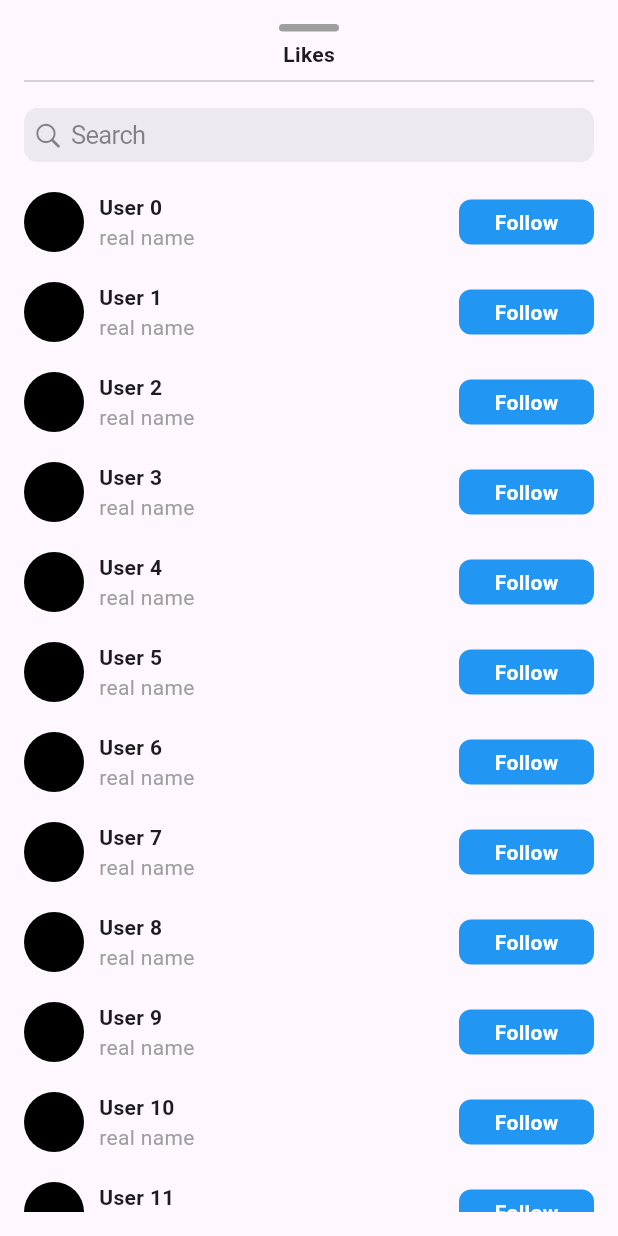
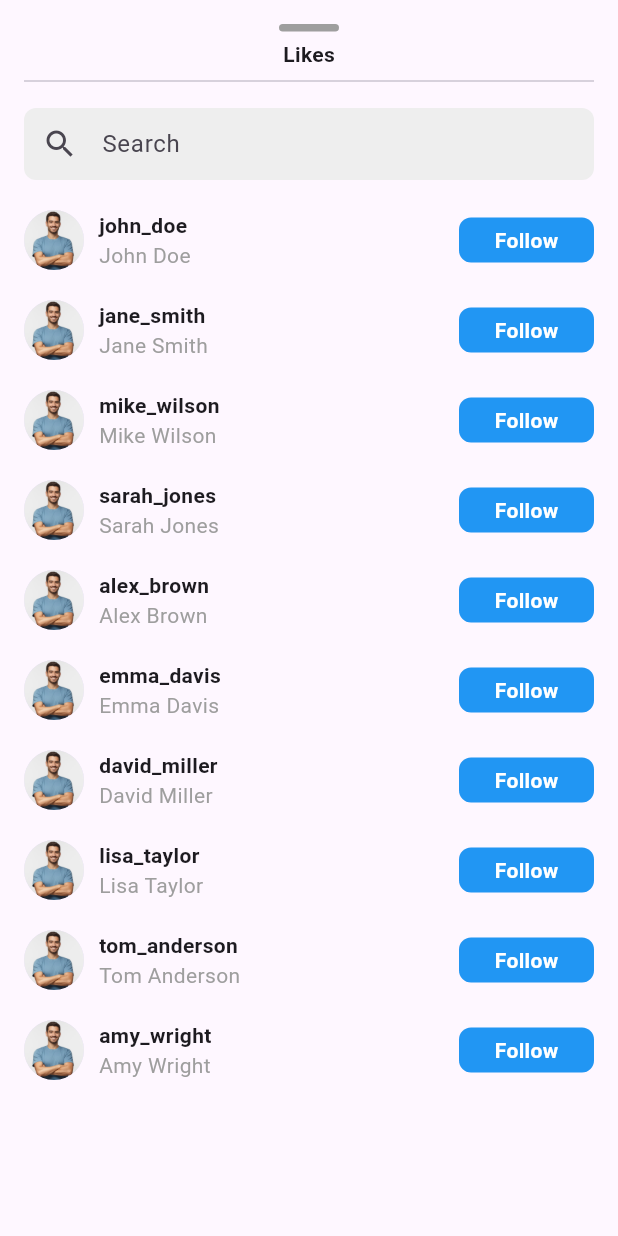
Before and after one commit to kyletaylor94/Instapp-Flutter-, a Flutter app: the WhoLikesThePost widget shown alone on an empty page, opened directly, on a phone screen of 412 x 824 dp. Run offline on Flutter 3.47's test engine with Material 3 defaults, Android fonts, the phone set to English and light mode, and no system bars; our stand-ins replace image_picker, photo_view, story_view.

Commit message:
created some mock data, ui bugfix, and prepare to cleancode layers

```diff
--- /dev/null
+++ b/lib/data/mock_users.dart
@@ -0,0 +1,79 @@
+import 'package:flutter/material.dart';
+import 'package:insta_app_flutter/entity/current_user.dart';
+import 'package:insta_app_flutter/entity/profile_stat_model.dart';
+import 'package:uuid/uuid.dart';
+
+class MockUsers {
+  static final List<CurrentUser> users = [
+    CurrentUser(
+      const Uuid().v4(),
+      'john_doe',
+      'John Doe',
+      ProfileStatModel(42, 1234, 567),
+      Image.asset('assets/mockPhoto.jpg', width: 40, height: 40),
+    ),
+    CurrentUser(
+      const Uuid().v4(),
+      'jane_smith',
+      'Jane Smith',
+      ProfileStatModel(28, 892, 445),
+      Image.asset('assets/mockPhoto.jpg', width: 40, height: 40),
+    ),
+    CurrentUser(
+      const Uuid().v4(),
+      'mike_wilson',
+      'Mike Wilson',
+      ProfileStatModel(156, 3421, 890),
+      Image.asset('assets/mockPhoto.jpg', width: 40, height: 40),
+    ),
+    CurrentUser(
+      const Uuid().v4(),
+      'sarah_jones',
+      'Sarah Jones',
+      ProfileStatModel(67, 1567, 234),
+      Image.asset('assets/mockPhoto.jpg', width: 40, height: 40),
+    ),
+    CurrentUser(
+      const Uuid().v4(),
+      'alex_brown',
+      'Alex Brown',
+      ProfileStatModel(89, 2345, 678),
+      Image.asset('assets/mockPhoto.jpg', width: 40, height: 40),
+    ),
+    CurrentUser(
+      const Uuid().v4(),
+      'emma_davis',
+      'Emma Davis',
+      ProfileStatModel(112, 3456, 789),
+      Image.asset('assets/mockPhoto.jpg', width: 40, height: 40),
+    ),
+    CurrentUser(
+      const Uuid().v4(),
+      'david_miller',
+      'David Miller',
+      ProfileStatModel(45, 987, 432),
+      Image.asset('assets/mockPhoto.jpg', width: 40, height: 40),
+    ),
+    CurrentUser(
+      const Uuid().v4(),
+      'lisa_taylor',
+      'Lisa Taylor',
+      ProfileStatModel(78, 2345, 567),
+      Image.asset('assets/mockPhoto.jpg', width: 40, height: 40),
+    ),
+    CurrentUser(
+      const Uuid().v4(),
+      'tom_anderson',
+      'Tom Anderson',
+      ProfileStatModel(34, 567, 234),
+      Image.asset('assets/mockPhoto.jpg', width: 40, height: 40),
+    ),
+    CurrentUser(
+      const Uuid().v4(),
+      'amy_wright',
+      'Amy Wright',
+      ProfileStatModel(92, 1789, 456),
+      Image.asset('assets/mockPhoto.jpg', width: 40, height: 40),
+    ),
+  ];
+}
--- /dev/null
+++ b/lib/entity/current_user.dart
@@ -0,0 +1,18 @@
+import 'package:flutter/material.dart';
+import 'package:insta_app_flutter/entity/profile_stat_model.dart';
+
+class CurrentUser {
+  final String id;
+  final String username;
+  final String fullName;
+  final ProfileStatModel stat;
+  final Image profileImage;
+
+  CurrentUser(
+    this.id,
+    this.username,
+    this.fullName,
+    this.stat,
+    this.profileImage,
+  );
+}
--- /dev/null
+++ b/lib/entity/profile_stat_model.dart
@@ -0,0 +1,11 @@
+class ProfileStatModel {
+  final int posts;
+  final int followers;
+  final int following;
+
+  ProfileStatModel(
+    this.posts,
+    this.followers,
+    this.following,
+  );
+}
--- a/lib/presentation/comments_and_likes_sheets/who_likes_the_post.dart
+++ b/lib/presentation/comments_and_likes_sheets/who_likes_the_post.dart
@@ -1,5 +1,6 @@
-import 'package:flutter/cupertino.dart';
 import 'package:flutter/material.dart';
+import 'package:insta_app_flutter/data/mock_users.dart';
+import 'package:insta_app_flutter/entity/current_user.dart';
 
 class WhoLikesThePost extends StatefulWidget {
   const WhoLikesThePost({super.key});
@@ -10,7 +11,14 @@ class WhoLikesThePost extends StatefulWidget {
 
 class _WhoLikesThePostState extends State<WhoLikesThePost> {
   String query = '';
-  final List<String> users = List.generate(20, (index) => 'User $index');
+  final List<CurrentUser> users = MockUsers.users;
+  final TextEditingController _searchController = TextEditingController();
+
+  @override
+  void dispose() {
+    _searchController.dispose();
+    super.dispose();
+  }
 
   @override
   Widget build(BuildContext context) {
@@ -24,7 +32,7 @@ class _WhoLikesThePostState extends State<WhoLikesThePost> {
           _buildTitle(),
           const Divider(),
           const SizedBox(height: 10),
-          _buildSearchField(),
+          _searchTextField(),
           const SizedBox(height: 10),
           Expanded(child: _buildUserList()),
         ],
@@ -50,10 +58,24 @@ class _WhoLikesThePostState extends State<WhoLikesThePost> {
     );
   }
 
-  Widget _buildSearchField() {
-    return CupertinoSearchTextField(
+  Widget _searchTextField() {
+    return TextField(
+      controller: _searchController,
+      decoration: InputDecoration(
+        hintText: 'Search',
+        prefixIcon: const Icon(Icons.search),
+        border: OutlineInputBorder(
+          borderRadius: BorderRadius.circular(8),
+          borderSide: BorderSide.none,
+        ),
+        filled: true,
+        fillColor: Colors.grey[200],
+        contentPadding: const EdgeInsets.symmetric(horizontal: 16, vertical: 8),
+      ),
       onChanged: (value) {
-        setState(() => query = value.toLowerCase());
+        setState(() {
+          query = value.toLowerCase();
+        });
       },
     );
   }
@@ -61,18 +83,29 @@ class _WhoLikesThePostState extends State<WhoLikesThePost> {
   Widget _buildUserList() {
     return ListView.builder(
       itemCount: users.length,
-      itemBuilder: (context, index) => _buildUserItem(users[index]),
+      itemBuilder: (context, index) {
+        final user = users[index];
+        if (query.isNotEmpty &&
+            !user.username.toLowerCase().contains(query) &&
+            !user.fullName.toLowerCase().contains(query)) {
+          return const SizedBox.shrink();
+        }
+        return _buildUserItem(user);
+      },
     );
   }
 
-  Widget _buildUserItem(String userName) {
+  Widget _buildUserItem(CurrentUser user) {
     return Padding(
       padding: const EdgeInsets.symmetric(vertical: 10),
       child: Row(
         children: [
-          const CircleAvatar(radius: 20, backgroundColor: Colors.black),
+          CircleAvatar(
+            radius: 20,
+            backgroundImage: user.profileImage.image,
+          ),
           const SizedBox(width: 10),
-          _buildUserInfo(userName),
+          _buildUserInfo(user),
           const Spacer(),
           _buildFollowButton(),
         ],
@@ -80,12 +113,12 @@ class _WhoLikesThePostState extends State<WhoLikesThePost> {
     );
   }
 
-  Widget _buildUserInfo(String userName) {
+  Widget _buildUserInfo(CurrentUser user) {
     return Column(
       crossAxisAlignment: CrossAxisAlignment.start,
       children: [
-        Text(userName, style: const TextStyle(fontWeight: FontWeight.bold)),
-        const Text('real name', style: TextStyle(color: Colors.grey)),
+        Text(user.username, style: const TextStyle(fontWeight: FontWeight.bold)),
+        Text(user.fullName, style: const TextStyle(color: Colors.grey)),
       ],
     );
   }
--- a/lib/presentation/feed/feed_page.dart
+++ b/lib/presentation/feed/feed_page.dart
@@ -12,6 +12,7 @@ class FeedPage extends StatelessWidget {
     return Scaffold(
       body: Column(
         children: [
+          const SizedBox(height: 10),
           _buildStoryList(),
           const Divider(height: 1),
           Expanded(
--- a/pubspec.yaml
+++ b/pubspec.yaml
@@ -12,6 +12,7 @@ dependencies:
   image_picker: ^1.1.2
   photo_view: ^0.15.0
   story_view: ^0.16.5
+  uuid: ^4.5.1
 
 dev_dependencies:
   flutter_test:
```
Also changed, not shown: lib/data/mock_comments.dart (added, +78 -0 lines), lib/data/mock_posts.dart (added, +90 -0 lines), lib/entity/comments_model.dart (added, +17 -0 lines), lib/entity/post_model.dart (added, +21 -0 lines), lib/presentation/search/search_page.dart (+20 -2 lines), lib/presentation/upload/upload_page.dart (+68 -3 lines), lib/repository/auth_repository.dart (added, +37 -0 lines), lib/repository/search_repository.dart (added, +29 -0 lines), lib/services/auth_service.dart (added, +36 -0 lines), lib/services/search_service.dart (added, +25 -0 lines), lib/usecases/auth_usecase.dart (added, +36 -0 lines), lib/usecases/search_usecase.dart (added, +28 -0 lines), lib/viewmodel/auth_view_model.dart (added, +43 -0 lines), lib/viewmodel/search_view_model.dart (added, +36 -0 lines), 1 more files, 3 other files.
